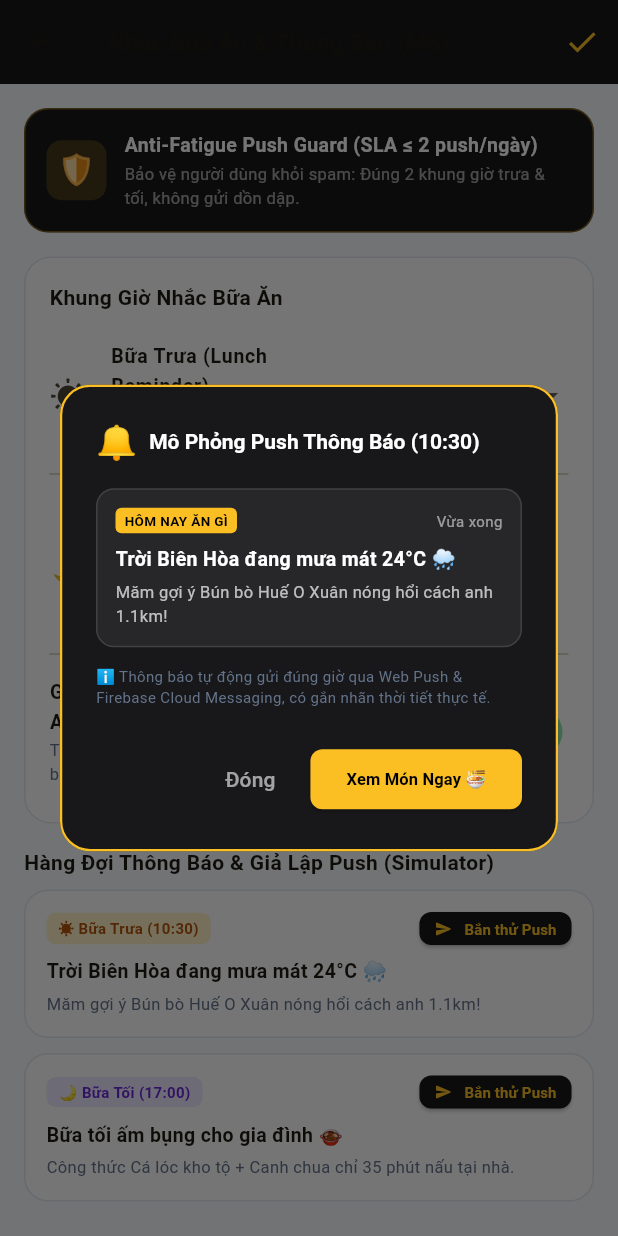
After one commit to longcacrypto-afk/taste-of-vietnam, a Flutter app: the NotificationsScreen screen opened directly, after a tap on "Bắn thử Push", on a phone screen of 412 x 824 dp. The commit adds this screen. Run offline on Flutter 3.47's test engine with Material 3 defaults, Android fonts, the phone set to English and light mode, and no system bars; network calls fail; Roboto replaces fonts that are missing (Be Vietnam Pro).

Commit message:
feat(flutter): add M8 Notifications screen, wire into drawer and profile, update spec

```diff
--- a/mobile-flutter/lib/main.dart
+++ b/mobile-flutter/lib/main.dart
@@ -21,6 +21,7 @@ import 'screens/b2g_insights_screen.dart';
 import 'screens/merchant_portal_screen.dart';
 import 'screens/admin_cms_screen.dart';
 import 'screens/profile_expansion_screen.dart';
+import 'screens/notifications_screen.dart';
 
 void main() {
   runApp(const TasteOfVietnamApp());
@@ -154,6 +155,15 @@ class _MainShellScreenState extends State<MainShellScreen> {
             onTap: () {
               Navigator.pop(context);
               Navigator.push(context, MaterialPageRoute(builder: (_) => const SpinWheelScreen()));
+            },
+          ),
+          ListTile(
+            leading: const Icon(Icons.notifications_active_rounded, color: Colors.orangeAccent),
+            title: const Text('🔔 Nhắc Bữa Ăn & Thời Tiết (M8)', style: TextStyle(fontWeight: FontWeight.w700)),
+            subtitle: const Text('Anti-fatigue ≤ 2 push/ngày · Simulator', style: TextStyle(fontSize: 11)),
+            onTap: () {
+              Navigator.pop(context);
+              Navigator.push(context, MaterialPageRoute(builder: (_) => const NotificationsScreen()));
             },
           ),
           ListTile(
--- /dev/null
+++ b/mobile-flutter/lib/screens/notifications_screen.dart
@@ -0,0 +1,390 @@
+// =============================================================================
+// M8 SCREEN: SMART CONTEXTUAL MEAL REMINDERS & WEATHER PUSH SIMULATOR
+// Anti-fatigue SLA: <= 2 push notifications per day
+// =============================================================================
+
+import 'package:flutter/material.dart';
+import '../theme/app_theme.dart';
+import '../services/api_service.dart';
+
+class NotificationsScreen extends StatefulWidget {
+  const NotificationsScreen({super.key});
+
+  @override
+  State<NotificationsScreen> createState() => _NotificationsScreenState();
+}
+
+class _NotificationsScreenState extends State<NotificationsScreen> {
+  String _lunchTime = '10:30';
+  String _dinnerTime = '17:00';
+  bool _weatherAdaptive = true;
+  bool _antiFatigueStrict = true; // <= 2 push/day
+  bool _isLoading = false;
+  List<Map<String, dynamic>> _upcomingNotifs = [];
+
+  @override
+  void initState() {
+    super.initState();
+    _loadNotificationData();
+  }
+
+  Future<void> _loadNotificationData() async {
+    setState(() => _isLoading = true);
+    final data = await ApiService.fetchNotifications();
+    if (mounted && data != null && data['items'] is List) {
+      setState(() {
+        _upcomingNotifs = (data['items'] as List)
+            .map((item) => Map<String, dynamic>.from(item as Map))
+            .toList();
+        _isLoading = false;
+      });
+    } else {
+      // Fallback
+      if (mounted) {
+        setState(() {
+          _upcomingNotifs = [
+            {
+              'id': 'notif-1',
+              'slot': '10:30',
+              'title': 'Trời Biên Hòa đang mưa mát 24°C 🌧️',
+              'body': 'Măm gợi ý Bún bò Huế O Xuân nóng hổi cách anh 1.1km!',
+              'dish_id': 'DISH-103',
+            },
+            {
+              'id': 'notif-2',
+              'slot': '17:00',
+              'title': 'Bữa tối ấm bụng cho gia đình 🍲',
+              'body': 'Công thức Cá lóc kho tộ + Canh chua chỉ 35 phút nấu tại nhà.',
+              'dish_id': 'DISH-106',
+            },
+          ];
+          _isLoading = false;
+        });
+      }
+    }
+  }
+
+  Future<void> _saveSettings() async {
+    setState(() => _isLoading = true);
+    final res = await ApiService.updateMealReminderSchedule({
+      'lunch': _lunchTime,
+      'dinner': _dinnerTime,
+      'max_per_day': 2,
+      'weather_adaptive': _weatherAdaptive,
+    });
+    if (mounted) {
+      setState(() => _isLoading = false);
+      ScaffoldMessenger.of(context).showSnackBar(
+        SnackBar(
+          content: const Text('✓ Đã lưu cấu hình nhắc bữa ăn! Tuân thủ SLA ≤ 2 thông báo/ngày.',
+              style: TextStyle(fontWeight: FontWeight.bold, fontSize: 12)),
+          backgroundColor: AppTheme.charcoalHero,
+          behavior: SnackBarBehavior.floating,
+          shape: RoundedRectangleBorder(
+            borderRadius: BorderRadius.circular(10),
+            side: const BorderSide(color: AppTheme.emeraldBadge),
+          ),
+          duration: const Duration(seconds: 3),
+        ),
+      );
+    }
+  }
+
+  void _simulatePush(String title, String body, String slot) {
+    showDialog(
+      context: context,
+      builder: (ctx) => AlertDialog(
+        backgroundColor: AppTheme.charcoalHero,
+        shape: RoundedRectangleBorder(
+          borderRadius: BorderRadius.circular(20),
+          side: const BorderSide(color: AppTheme.goldenAmber, width: 1.5),
+        ),
+        title: Row(
+          children: [
+            const Text('🔔', style: TextStyle(fontSize: 22)),
+            const SizedBox(width: 8),
+            Expanded(
+              child: Text(
+                'Mô Phỏng Push Thông Báo ($slot)',
+                style: const TextStyle(fontSize: 14, fontWeight: FontWeight.bold, color: Colors.white),
+              ),
+            ),
+          ],
+        ),
+        content: Column(
+          mainAxisSize: MainAxisSize.min,
+          crossAxisAlignment: CrossAxisAlignment.start,
+          children: [
+            Container(
+              padding: const EdgeInsets.all(12),
+              decoration: BoxDecoration(
+                color: const Color(0xFF27272A),
+                borderRadius: BorderRadius.circular(12),
+                border: Border.all(color: Colors.white12),
+              ),
+              child: Column(
+                crossAxisAlignment: CrossAxisAlignment.start,
+                children: [
+                  Row(
+                    children: [
+                      Container(
+                        padding: const EdgeInsets.symmetric(horizontal: 6, vertical: 2),
+                        decoration: BoxDecoration(color: AppTheme.goldenAmber, borderRadius: BorderRadius.circular(4)),
+                        child: const Text('HÔM NAY ĂN GÌ', style: TextStyle(fontSize: 9, fontWeight: FontWeight.bold, color: Colors.black)),
+                      ),
+                      const Spacer(),
+                      const Text('Vừa xong', style: TextStyle(fontSize: 10, color: Colors.white54)),
+                    ],
+                  ),
+                  const SizedBox(height: 8),
+                  Text(title, style: const TextStyle(fontSize: 13, fontWeight: FontWeight.bold, color: Colors.white)),
+                  const SizedBox(height: 4),
+                  Text(body, style: const TextStyle(fontSize: 11, color: Colors.white70)),
+                ],
+              ),
+            ),
+            const SizedBox(height: 12),
+            const Text(
+              'ℹ️ Thông báo tự động gửi đúng giờ qua Web Push & Firebase Cloud Messaging, có gắn nhãn thời tiết thực tế.',
+              style: TextStyle(fontSize: 10, color: AppTheme.slateMuted),
+            ),
+          ],
+        ),
+        actions: [
+          TextButton(
+            onPressed: () => Navigator.pop(ctx),
+            child: const Text('Đóng', style: TextStyle(color: Colors.white60)),
+          ),
+          ElevatedButton(
+            style: ElevatedButton.styleFrom(
+              backgroundColor: AppTheme.goldenAmber,
+              foregroundColor: Colors.black,
+              shape: RoundedRectangleBorder(borderRadius: BorderRadius.circular(8)),
+            ),
+            onPressed: () {
+              Navigator.pop(ctx);
+              ScaffoldMessenger.of(context).showSnackBar(
+                const SnackBar(
+                  content: Text('Đang mở chi tiết món ăn...', style: TextStyle(fontSize: 12)),
+                  backgroundColor: AppTheme.charcoalHero,
+                  duration: Duration(seconds: 1),
+                ),
+              );
+            },
+            child: const Text('Xem Món Ngay 🍜', style: TextStyle(fontSize: 11, fontWeight: FontWeight.bold)),
+          ),
+        ],
+      ),
+    );
+  }
+
+  @override
+  Widget build(BuildContext context) {
+    return Scaffold(
+      backgroundColor: AppTheme.surfaceElevated,
+      appBar: AppBar(
+        backgroundColor: AppTheme.charcoalHero,
+        title: const Text('Nhắc Bữa Ăn & Thông Báo (M8)', style: TextStyle(fontWeight: FontWeight.bold, fontSize: 16)),
+        actions: [
+          IconButton(
+            icon: const Icon(Icons.check, color: AppTheme.goldenAmber),
+            tooltip: 'Lưu cài đặt',
+            onPressed: _saveSettings,
+          ),
+        ],
+      ),
+      body: _isLoading
+          ? const Center(child: CircularProgressIndicator(color: AppTheme.goldenAmber))
+          : ListView(
+              padding: const EdgeInsets.all(16),
+              children: [
+                // 1. SLA Anti-Fatigue Banner
+                Container(
+                  padding: const EdgeInsets.all(14),
+                  decoration: BoxDecoration(
+                    color: AppTheme.charcoalHero,
+                    borderRadius: BorderRadius.circular(16),
+                    border: Border.all(color: AppTheme.goldenAmber.withOpacity(0.4)),
+                  ),
+                  child: Row(
+                    children: [
+                      Container(
+                        width: 40,
+                        height: 40,
+                        decoration: BoxDecoration(
+                          color: AppTheme.goldenAmber.withOpacity(0.2),
+                          borderRadius: BorderRadius.circular(10),
+                        ),
+                        alignment: Alignment.center,
+                        child: const Text('🛡️', style: TextStyle(fontSize: 20)),
+                      ),
+                      const SizedBox(width: 12),
+                      const Expanded(
+                        child: Column(
+                          crossAxisAlignment: CrossAxisAlignment.start,
+                          children: [
+                            Text(
+                              'Anti-Fatigue Push Guard (SLA ≤ 2 push/ngày)',
+                              style: TextStyle(color: Colors.white, fontWeight: FontWeight.bold, fontSize: 13),
+                            ),
+                            SizedBox(height: 2),
+                            Text(
+                              'Bảo vệ người dùng khỏi spam: Đúng 2 khung giờ trưa & tối, không gửi dồn dập.',
+                              style: TextStyle(color: Colors.white60, fontSize: 11),
+                            ),
+                          ],
+                        ),
+                      ),
+                    ],
+                  ),
+                ),
+                const SizedBox(height: 16),
+
+                // 2. Schedule Config Card
+                Container(
+                  padding: const EdgeInsets.all(16),
+                  decoration: BoxDecoration(
+                    color: Colors.white,
+                    borderRadius: BorderRadius.circular(18),
+                    border: Border.all(color: const Color(0xFFE2E8F0)),
+                  ),
+                  child: Column(
+                    crossAxisAlignment: CrossAxisAlignment.start,
+                    children: [
+                      const Text('Khung Giờ Nhắc Bữa Ăn', style: TextStyle(fontWeight: FontWeight.bold, fontSize: 14)),
+                      const SizedBox(height: 12),
+
+                      // Lunch Slot
+                      ListTile(
+                        contentPadding: EdgeInsets.zero,
+                        leading: const Text('☀️', style: TextStyle(fontSize: 24)),
+                        title: const Text('Bữa Trưa (Lunch Reminder)', style: TextStyle(fontSize: 13, fontWeight: FontWeight.w600)),
+                        subtitle: const Text('Gợi ý quán ăn trưa gần văn phòng', style: TextStyle(fontSize: 11, color: AppTheme.slateMuted)),
+                        trailing: DropdownButton<String>(
+                          value: _lunchTime,
+                          underline: const SizedBox(),
+                          items: const [
+                            DropdownMenuItem(value: '10:00', child: Text('10:00')),
+                            DropdownMenuItem(value: '10:30', child: Text('10:30 (Khuyên dùng)')),
+                            DropdownMenuItem(value: '11:00', child: Text('11:00')),
+                            DropdownMenuItem(value: '11:30', child: Text('11:30')),
+                          ],
+                          onChanged: (v) => setState(() => _lunchTime = v ?? '10:30'),
+                        ),
+                      ),
+                      const Divider(),
+
+                      // Dinner Slot
+                      ListTile(
+                        contentPadding: EdgeInsets.zero,
+                        leading: const Text('🌙', style: TextStyle(fontSize: 24)),
+                        title: const Text('Bữa Tối (Dinner Reminder)', style: TextStyle(fontSize: 13, fontWeight: FontWeight.w600)),
+                        subtitle: const Text('Gợi ý công thức nấu tại nhà & quán gia đình', style: TextStyle(fontSize: 11, color: AppTheme.slateMuted)),
+                        trailing: DropdownButton<String>(
+                          value: _dinnerTime,
+                          underline: const SizedBox(),
+                          items: const [
+                            DropdownMenuItem(value: '16:30', child: Text('16:30')),
+                            DropdownMenuItem(value: '17:00', child: Text('17:00 (Khuyên dùng)')),
+                            DropdownMenuItem(value: '17:30', child: Text('17:30')),
+                            DropdownMenuItem(value: '18:00', child: Text('18:00')),
+                          ],
+                          onChanged: (v) => setState(() => _dinnerTime = v ?? '17:00'),
+                        ),
+                      ),
+                      const Divider(),
+
+                      // Weather Adaptive Toggle
+                      SwitchListTile(
+                        contentPadding: EdgeInsets.zero,
+                        activeColor: AppTheme.emeraldBadge,
+                        title: const Text('Gợi ý theo thời tiết thực (Weather-Adaptive)', style: TextStyle(fontSize: 13, fontWeight: FontWeight.w600)),
+                        subtitle: const Text('Trời mưa/lạnh gợi ý món lẩu, nước ấm nóng; trời oi bức gợi ý món thanh mát', style: TextStyle(fontSize: 11, color: AppTheme.slateMuted)),
+                        value: _weatherAdaptive,
+                        onChanged: (v) => setState(() => _weatherAdaptive = v),
+                      ),
+                    ],
+                  ),
+                ),
+                const SizedBox(height: 16),
+
+                // 3. Upcoming Notifications Preview & Push Simulator
+                const Text('Hàng Đợi Thông Báo & Giả Lập Push (Simulator)', style: TextStyle(fontWeight: FontWeight.bold, fontSize: 14)),
+                const SizedBox(height: 8),
+
+                ..._upcomingNotifs.map((notif) {
+                  final isLunch = notif['slot'] == '10:30' || notif['id'] == 'notif-1';
+                  return Container(
+                    margin: const EdgeInsets.only(bottom: 10),
+                    padding: const EdgeInsets.all(14),
+                    decoration: BoxDecoration(
+                      color: Colors.white,
+                      borderRadius: BorderRadius.circular(16),
+                      border: Border.all(color: const Color(0xFFE2E8F0)),
+                    ),
+                    child: Column(
+                      crossAxisAlignment: CrossAxisAlignment.start,
+                      children: [
+                        Row(
+                          children: [
+                            Container(
+                              padding: const EdgeInsets.symmetric(horizontal: 8, vertical: 3),
+                              decoration: BoxDecoration(
+                                color: isLunch ? const Color(0xFFFEF3C7) : const Color(0xFFEDE9FE),
+                                borderRadius: BorderRadius.circular(6),
+                              ),
+                              child: Text(
+                                isLunch ? '☀️ Bữa Trưa (${notif['slot']})' : '🌙 Bữa Tối (${notif['slot']})',
+                                style: TextStyle(
+                                  fontSize: 10,
+                                  fontWeight: FontWeight.bold,
+                                  color: isLunch ? const Color(0xFFB45309) : const Color(0xFF6D28D9),
+                                ),
+                              ),
+                            ),
+                            const Spacer(),
+                            ElevatedButton.icon(
+                              style: ElevatedButton.styleFrom(
+                                backgroundColor: AppTheme.charcoalHero,
+                                foregroundColor: AppTheme.goldenAmber,
+                                padding: const EdgeInsets.symmetric(horizontal: 10, vertical: 4),
+                                minimumSize: Size.zero,
+                                tapTargetSize: MaterialTapTargetSize.shrinkWrap,
+                                shape: RoundedRectangleBorder(borderRadius: BorderRadius.circular(8)),
+                              ),
+                              onPressed: () => _simulatePush(
+                                notif['title'] as String,
+                                notif['body'] as String,
+                                notif['slot'] as String,
+                              ),
+                              icon: const Icon(Icons.send_rounded, size: 12),
+                              label: const Text('Bắn thử Push', style: TextStyle(fontSize: 10, fontWeight: FontWeight.bold)),
+                            ),
+                          ],
+                        ),
+                        const SizedBox(height: 8),
+                        Text(notif['title'] as String, style: const TextStyle(fontSize: 13, fontWeight: FontWeight.bold)),
+                        const SizedBox(height: 4),
+                        Text(notif['body'] as String, style: const TextStyle(fontSize: 11, color: AppTheme.slateMuted)),
+                      ],
+                    ),
+                  );
+                }),
+
+                const SizedBox(height: 16),
+                ElevatedButton.icon(
+                  style: ElevatedButton.styleFrom(
+                    backgroundColor: AppTheme.goldenAmber,
+                    foregroundColor: Colors.black,
+                    padding: const EdgeInsets.symmetric(vertical: 14),
+                    shape: RoundedRectangleBorder(borderRadius: BorderRadius.circular(14)),
+                  ),
+                  onPressed: _saveSettings,
+                  icon: const Icon(Icons.save_rounded, size: 18),
+                  label: const Text('Lưu Thay Đổi Cài Đặt', style: TextStyle(fontSize: 13, fontWeight: FontWeight.bold)),
+                ),
+              ],
+            ),
+    );
+  }
+}
--- a/mobile-flutter/lib/screens/profile_expansion_screen.dart
+++ b/mobile-flutter/lib/screens/profile_expansion_screen.dart
@@ -6,6 +6,7 @@ import 'dart:convert';
 import 'package:flutter/material.dart';
 import '../theme/app_theme.dart';
 import '../services/api_service.dart';
+import 'notifications_screen.dart';
 
 class ProfileExpansionScreen extends StatefulWidget {
   const ProfileExpansionScreen({super.key});
@@ -355,6 +356,7 @@ class _ProfileExpansionScreenState extends State<ProfileExpansionScreen> {
                       DropdownMenuItem(value: 'EN', child: Text('English (EN)')),
                       DropdownMenuItem(value: 'KO', child: Text('한국어 (KO)')),
                       DropdownMenuItem(value: 'JA', child: Text('日本語 (JA)')),
+                      DropdownMenuItem(value: 'ZH', child: Text('中文 (ZH)')),
                     ],
                     onChanged: (v) => setState(() => _selectedMenuLang = v ?? 'EN'),
                   ),
@@ -369,8 +371,49 @@ class _ProfileExpansionScreenState extends State<ProfileExpansionScreen> {
                     ? '하노이 소고기 양지 쌀국수 — 12시간 우린 깊은 사골 육수'
                     : _selectedMenuLang == 'JA'
                         ? 'ハノイ風牛肉フォー（レア＆ブリスケット）'
-                        : 'Hanoi Sliced & Flank Beef Noodle Soup (12-hr marrow broth)',
+                        : _selectedMenuLang == 'ZH'
+                            ? '河内半熟牛腩牛肉粉 — 12小时牛骨浓郁高汤'
+                            : 'Hanoi Sliced & Flank Beef Noodle Soup (12-hr marrow broth)',
                 style: const TextStyle(color: Colors.white70, fontSize: 12),
+              ),
+            ],
+          ),
+        ),
+        const SizedBox(height: 14),
+
+        // 5b. Smart Meal Reminders & Weather Notification Shortcut (M8)
+        Container(
+          padding: const EdgeInsets.all(16),
+          decoration: BoxDecoration(
+            color: Colors.white,
+            borderRadius: BorderRadius.circular(20),
+            border: Border.all(color: const Color(0xFFE2E8F0)),
+          ),
+          child: Row(
+            children: [
+              const Text('🔔', style: TextStyle(fontSize: 22)),
+              const SizedBox(width: 12),
+              const Expanded(
+                child: Column(
+                  crossAxisAlignment: CrossAxisAlignment.start,
+                  children: [
+                    Text('Nhắc Bữa Ăn & Thông Báo Thời Tiết (M8)', style: TextStyle(fontSize: 13, fontWeight: FontWeight.w800)),
+                    SizedBox(height: 2),
+                    Text('SLA ≤ 2 push/ngày · Giờ nhắc 10:30 & 17:00 · Simulator', style: TextStyle(fontSize: 11, color: AppTheme.slateMuted)),
+                  ],
+                ),
+              ),
+              ElevatedButton(
+                style: ElevatedButton.styleFrom(
+                  backgroundColor: AppTheme.charcoalHero,
+                  foregroundColor: AppTheme.goldenAmber,
+                  shape: RoundedRectangleBorder(borderRadius: BorderRadius.circular(10)),
+                  padding: const EdgeInsets.symmetric(horizontal: 12, vertical: 8),
+                ),
+                onPressed: () {
+                  Navigator.push(context, MaterialPageRoute(builder: (_) => const NotificationsScreen()));
+                },
+                child: const Text('Cài đặt', style: TextStyle(fontSize: 11, fontWeight: FontWeight.bold)),
               ),
             ],
           ),
```
Also changed, not shown: 1 other file.
